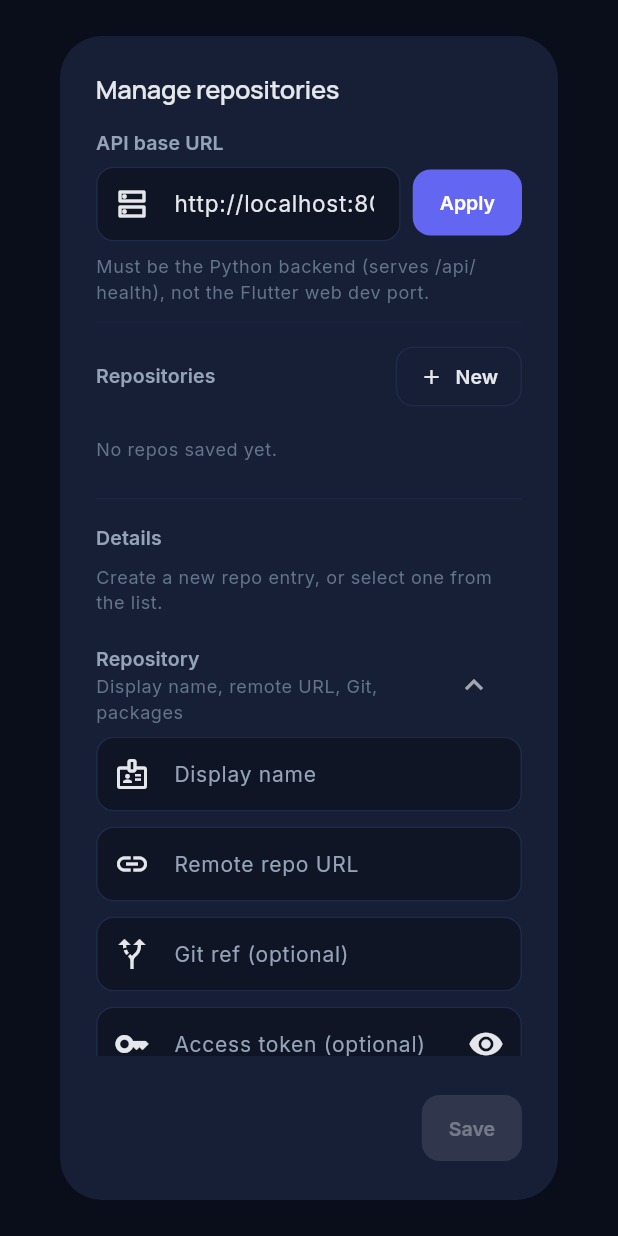
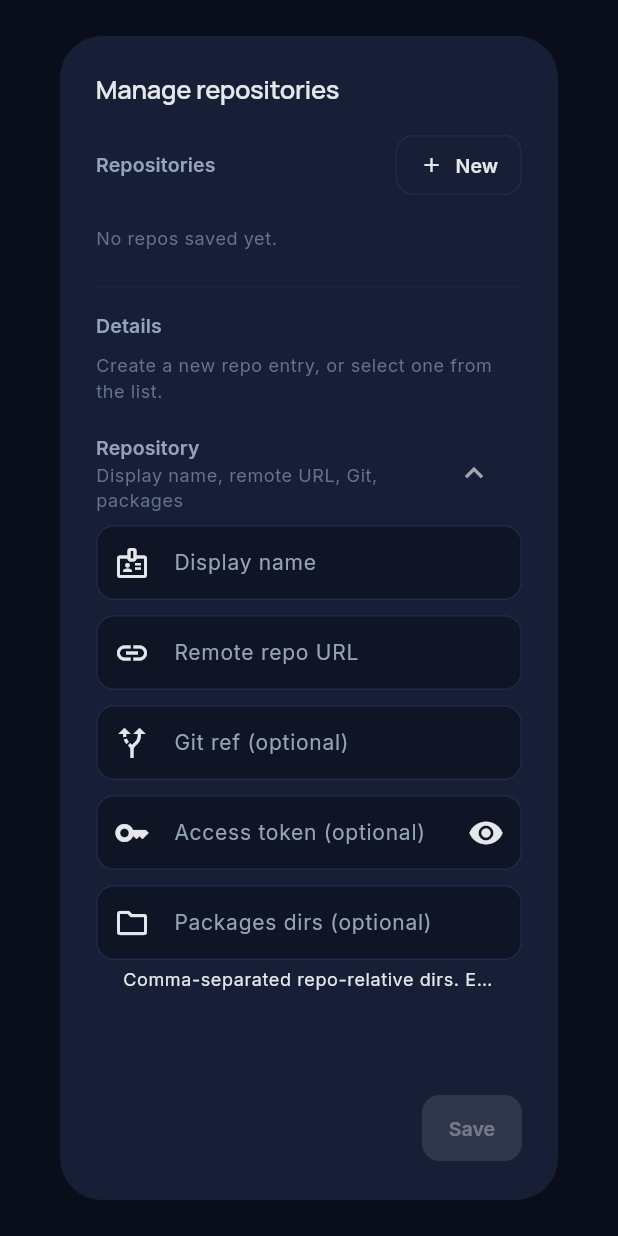
Before and after one commit to HaniMohamed/AI-CrashFix, a Flutter app: the ManageReposDialog widget shown alone on an empty page, opened directly, on a phone screen of 412 x 824 dp. Run offline on Flutter 3.47's test engine with Material 3 defaults, Android fonts, the phone set to English and light mode, and no system bars; our stand-ins replace animated_flip_counter, file_picker, fl_chart, flutter_animate, flutter_markdown, flutter_riverpod and 4 more; missing offline and left inert: fetch_client; accounts and stored records are empty; network calls fail.

Commit message:
Refactor ManageReposDialog to streamline API URL handling and improve layout
This commit includes several updates to the ManageReposDialog component:

- Removed unused onboarding API URL fields and related logic, simplifying the state management.
- Refactored the layout to enhance responsiveness, utilizing a LayoutBuilder for better handling of different screen sizes.
- Improved the organization of the repository and details panels, ensuring a more user-friendly interface.

These changes enhance the overall usability and maintainability of the repository management dialog.

```diff
--- a/frontend/lib/features/shell/repo_manage_dialog.dart
+++ b/frontend/lib/features/shell/repo_manage_dialog.dart
@@ -3,13 +3,10 @@ import 'package:flutter/material.dart';
 import 'package:flutter/foundation.dart';
 import 'package:flutter_riverpod/flutter_riverpod.dart';
 
-import '../../app/app_settings.dart';
 import '../../app/theme/app_theme.dart';
 import '../../core/api/endpoints.dart';
-import '../../core/providers/analytics_provider.dart';
 import '../../core/providers/api_provider.dart';
 import '../../core/providers/config_provider.dart';
-import '../../core/providers/health_provider.dart';
 import '../../core/models/repo_entry.dart';
 import '../../core/providers/repo_registry_provider.dart';
 
@@ -81,8 +78,6 @@ class _ManageReposDialogState extends ConsumerState<ManageReposDialog> {
   bool _gcpCredsUploading = false;
   String? _gcpCredsLastMessage;
   bool _gcpCredsLastError = false;
-  TextEditingController? _onboardingApiUrlCtrl;
-  bool _onboardingApiUrlSeeded = false;
 
   static const _crashBackendOptions = <String>['cloud_logging', 'bigquery'];
   static const bool _debug = kDebugMode;
@@ -105,9 +100,6 @@ class _ManageReposDialogState extends ConsumerState<ManageReposDialog> {
     _jiraTokenCtrl = TextEditingController();
     _jiraIssueTypeCtrl = TextEditingController(text: 'Bug');
     _jiraProjectKeyCtrl = TextEditingController();
-    if (!widget.allowClose) {
-      _onboardingApiUrlCtrl = TextEditingController();
-    }
 
     void onEdit() {
       if (!mounted) return;
@@ -131,29 +123,6 @@ class _ManageReposDialogState extends ConsumerState<ManageReposDialog> {
     _jiraTokenCtrl.addListener(onEdit);
     _jiraIssueTypeCtrl.addListener(onEdit);
     _jiraProjectKeyCtrl.addListener(onEdit);
-  }
-
-  @override
-  void didChangeDependencies() {
-    super.didChangeDependencies();
-    if (widget.allowClose || _onboardingApiUrlSeeded) return;
-    final c = _onboardingApiUrlCtrl;
-    if (c == null) return;
-    final u = ref.read(appSettingsProvider).valueOrNull?.apiBaseUrl;
-    if (u != null && u.isNotEmpty) {
-      c.text = u;
-    }
-    _onboardingApiUrlSeeded = true;
-  }
-
-  Future<void> _applyForcedApiUrl() async {
-    final c = _onboardingApiUrlCtrl;
-    if (c == null) return;
-    setState(() => _error = null);
-    await ref.read(appSettingsProvider.notifier).setBaseUrl(c.text);
-    ref.invalidate(repoRegistryProvider);
-    ref.invalidate(analyticsProvider);
-    ref.invalidate(healthProvider);
   }
 
   String? _validate() {
@@ -353,7 +322,6 @@ class _ManageReposDialogState extends ConsumerState<ManageReposDialog> {
     _jiraTokenCtrl.dispose();
     _jiraIssueTypeCtrl.dispose();
     _jiraProjectKeyCtrl.dispose();
-    _onboardingApiUrlCtrl?.dispose();
     super.dispose();
   }
 
@@ -375,7 +343,6 @@ class _ManageReposDialogState extends ConsumerState<ManageReposDialog> {
             .trim();
 
     final isNarrow = MediaQuery.sizeOf(context).width < 900;
-    final dialogMaxHeight = MediaQuery.sizeOf(context).height * 0.75;
     final selectedKey = (_editingRepoKey ?? '').trim();
 
     Widget repoListPanel() {
@@ -1279,50 +1246,10 @@ class _ManageReposDialogState extends ConsumerState<ManageReposDialog> {
       title: Text('Manage repositories', style: theme.titleLarge),
       content: SizedBox(
         width: isNarrow ? 720 : 1040,
-        height: dialogMaxHeight,
-        child: Column(
-          crossAxisAlignment: CrossAxisAlignment.stretch,
-          children: [
-            if (!widget.allowClose && _onboardingApiUrlCtrl != null) ...[
-              Text(
-                'API base URL',
-                style: theme.labelLarge?.copyWith(color: palette.textSecondary),
-              ),
-              const SizedBox(height: 6),
-              Row(
-                crossAxisAlignment: CrossAxisAlignment.start,
-                children: [
-                  Expanded(
-                    child: TextField(
-                      controller: _onboardingApiUrlCtrl!,
-                      decoration: const InputDecoration(
-                        hintText: 'http://localhost:8000',
-                        prefixIcon: Icon(Icons.dns_outlined),
-                      ),
-                    ),
-                  ),
-                  const SizedBox(width: 8),
-                  FilledButton(
-                    onPressed: _saving ? null : _applyForcedApiUrl,
-                    child: const Text('Apply'),
-                  ),
-                ],
-              ),
-              const SizedBox(height: 8),
-              Text(
-                'Must be the Python backend (serves /api/health), not the Flutter web dev port.',
-                style: theme.bodySmall?.copyWith(color: palette.textMuted),
-              ),
-              Divider(
-                height: 24,
-                color: palette.border.withValues(alpha: 0.35),
-              ),
-            ],
-            Expanded(
         child: LayoutBuilder(
           builder: (context, constraints) {
             final useTwoCols = constraints.maxWidth >= 920;
-                  final maxHeight = constraints.maxHeight;
+            final maxHeight = MediaQuery.sizeOf(context).height * 0.75;
 
             if (!useTwoCols) {
               return ConstrainedBox(
@@ -1378,9 +1305,6 @@ class _ManageReposDialogState extends ConsumerState<ManageReposDialog> {
               ),
             );
           },
-              ),
-            ),
-          ],
         ),
       ),
       actions: [
```
Lines whose indentation alone changed are shown as unchanged.
